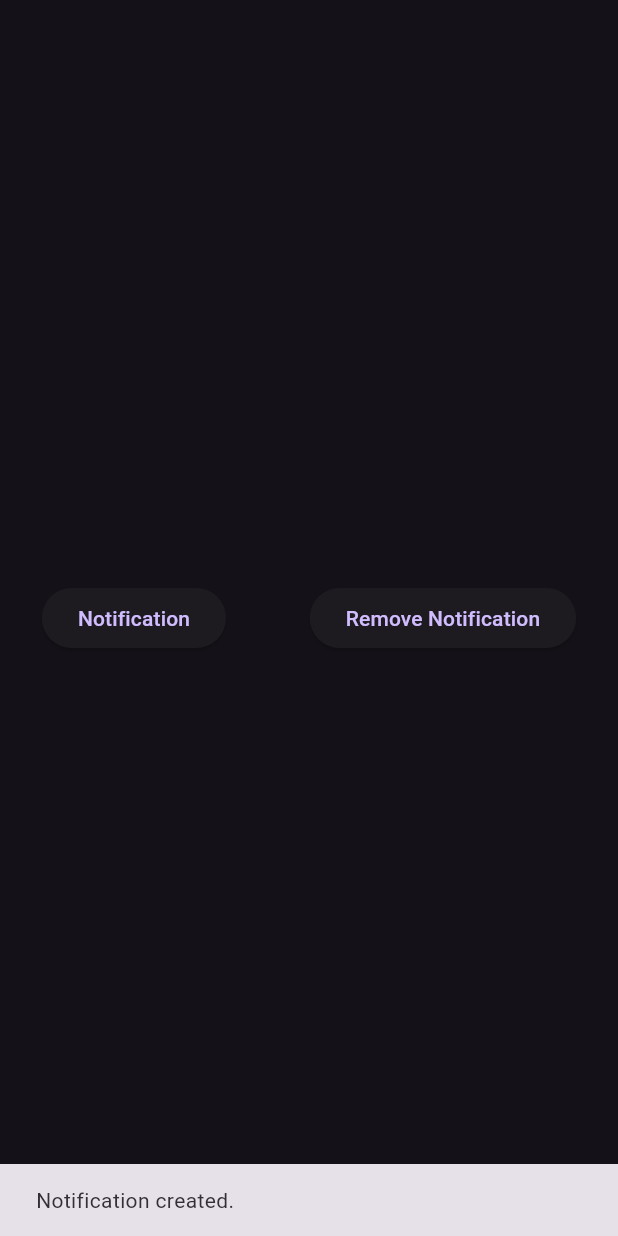
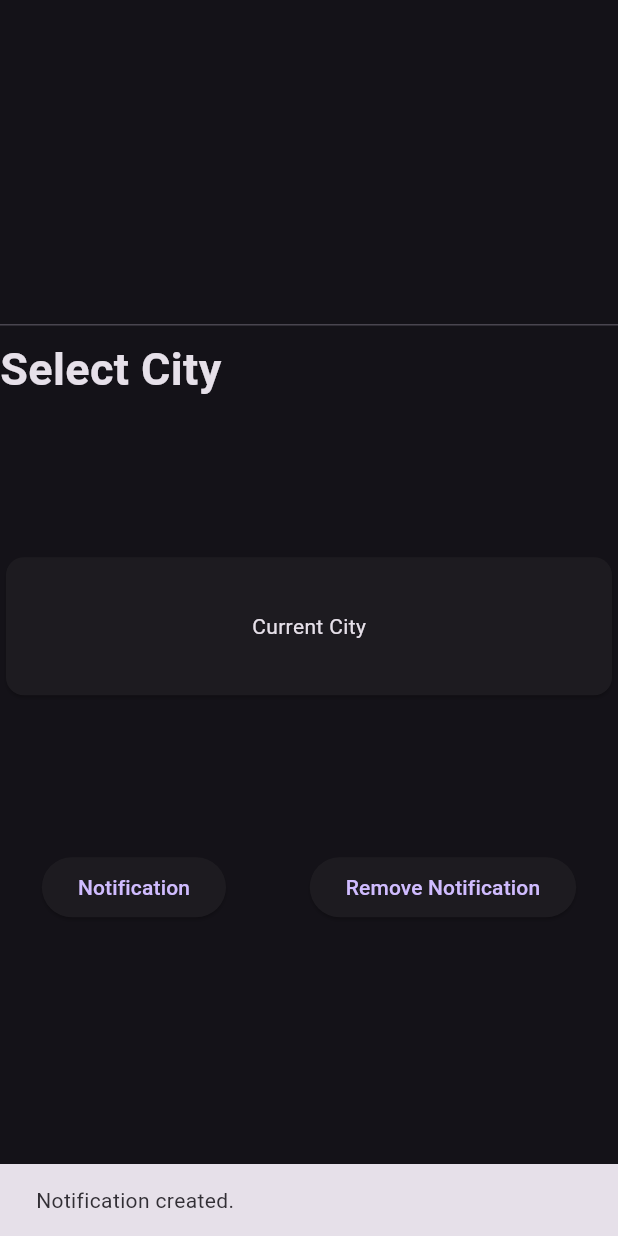
Before and after one commit to Keremovsky/flutter_weather_app, a Flutter app: the NotificationsScreen screen opened by its route, after a tap on "Notification", on a phone screen of 412 x 824 dp. Run offline on Flutter 3.47's test engine with Material 2 defaults, Android fonts, the phone set to English and light mode, and no system bars; our stand-ins replace either_dart, flutter_local_notifications, flutter_riverpod, geolocator, internet_connection_checker, riverpod and 1 more; missing offline and left inert: android_alarm_manager_plus; accounts and stored records are empty; statements that could not run were skipped.

Commit message:
get city name for notification

```diff
--- a/lib/features/weather/screens/notifications_screen.dart
+++ b/lib/features/weather/screens/notifications_screen.dart
@@ -1,28 +1,90 @@
 import 'package:flutter/material.dart';
 import 'package:flutter_riverpod/flutter_riverpod.dart';
+import 'package:flutter_weather_app/core/state_notifiers/saved_cities_notifier.dart';
 import 'package:flutter_weather_app/features/notification/controller/notification_controller.dart';
 
-class NotificationsScreen extends ConsumerWidget {
+class NotificationsScreen extends ConsumerStatefulWidget {
   static final routeName = "/notificationsScreen";
 
   const NotificationsScreen({super.key});
 
   @override
-  Widget build(BuildContext context, WidgetRef ref) {
+  ConsumerState<ConsumerStatefulWidget> createState() =>
+      _NotificationsScreenState();
+}
+
+class _NotificationsScreenState extends ConsumerState<NotificationsScreen> {
+  late FixedExtentScrollController controller;
+  List<String> notCities = ["Current City"];
+  late List<String> savedCities;
+
+  @override
+  void initState() {
+    super.initState();
+    controller = FixedExtentScrollController();
+
+    savedCities = ref.read(savedCitiesNotifierProvider);
+    notCities.addAll(savedCities);
+  }
+
+  @override
+  void dispose() {
+    controller.dispose();
+    super.dispose();
+  }
+
+  @override
+  Widget build(BuildContext context) {
     return Scaffold(
       body: Column(
         mainAxisAlignment: MainAxisAlignment.center,
         children: [
+          const Divider(),
+          const Row(
+            mainAxisAlignment: MainAxisAlignment.start,
+            children: [
+              Text(
+                "Select City",
+                style: TextStyle(
+                  fontSize: 30,
+                  fontWeight: FontWeight.bold,
+                ),
+              ),
+            ],
+          ),
+          SizedBox(
+            height: 300,
+            child: ListWheelScrollView.useDelegate(
+              controller: controller,
+              itemExtent: 100,
+              physics: const FixedExtentScrollPhysics(),
+              diameterRatio: 0.9,
+              childDelegate: ListWheelChildBuilderDelegate(
+                childCount: notCities.length,
+                builder: (context, index) {
+                  return Card(
+                    child: Row(
+                      mainAxisAlignment: MainAxisAlignment.center,
+                      children: [
+                        Text(notCities[index]),
+                      ],
+                    ),
+                  );
+                },
+              ),
+            ),
+          ),
           Row(
             mainAxisAlignment: MainAxisAlignment.spaceAround,
             children: [
               ElevatedButton(
                 onPressed: () {
+                  final selectedCity = notCities[controller.selectedItem];
                   ref
                       .read(notificationControllerProvider.notifier)
                       .setScheduleNotification(
                         context,
-                        "Kırklareli",
+                        selectedCity,
                         const Duration(seconds: 10),
                         10,
                       );
```
